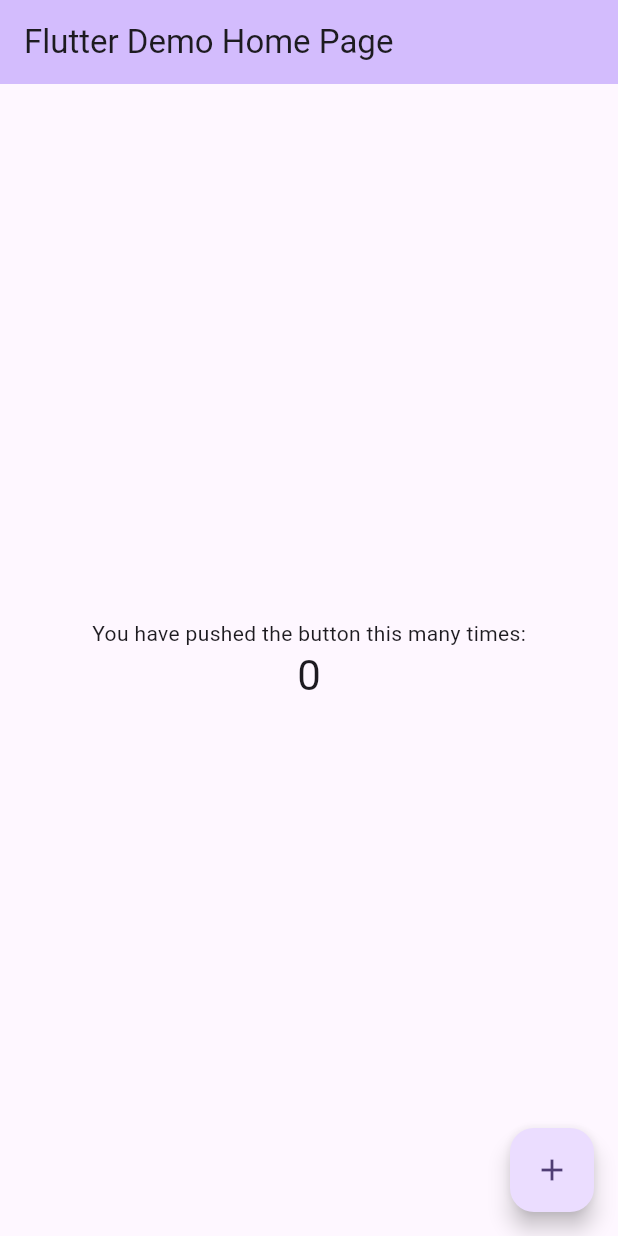
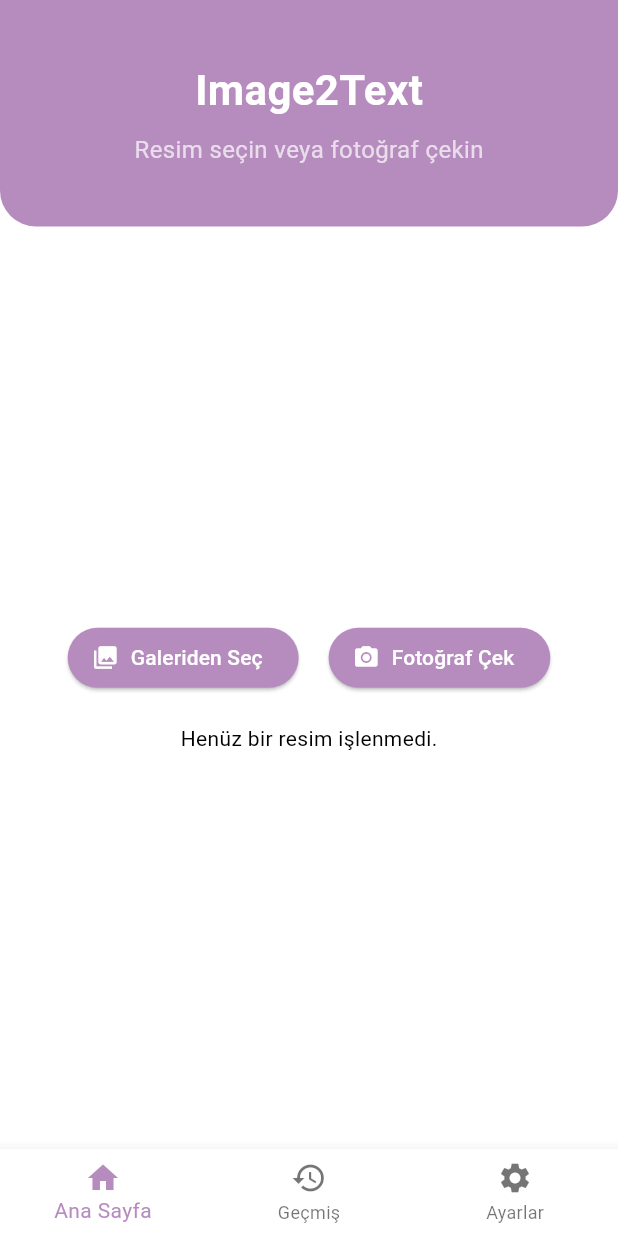
Before and after one commit to Efe-Eroglu/Image-Text-to-Text, a Flutter app: the screen it shows after launch, on a phone screen of 412 x 824 dp. Run offline on Flutter 3.47's test engine with Material 3 defaults, Android fonts, the phone set to English and light mode, and no system bars.

Commit message:
Update ui

```diff
--- a/lib/main.dart
+++ b/lib/main.dart
@@ -5,121 +5,160 @@ void main() {
 }
 
 class MyApp extends StatelessWidget {
-  const MyApp({super.key});
+  const MyApp({Key? key}) : super(key: key);
 
-  // This widget is the root of your application.
   @override
   Widget build(BuildContext context) {
     return MaterialApp(
-      title: 'Flutter Demo',
+      debugShowCheckedModeBanner: false,
+      title: 'Image2Text',
       theme: ThemeData(
-        // This is the theme of your application.
-        //
-        // TRY THIS: Try running your application with "flutter run". You'll see
-        // the application has a purple toolbar. Then, without quitting the app,
-        // try changing the seedColor in the colorScheme below to Colors.green
-        // and then invoke "hot reload" (save your changes or press the "hot
-        // reload" button in a Flutter-supported IDE, or press "r" if you used
-        // the command line to start the app).
-        //
-        // Notice that the counter didn't reset back to zero; the application
-        // state is not lost during the reload. To reset the state, use hot
-        // restart instead.
-        //
-        // This works for code too, not just values: Most code changes can be
-        // tested with just a hot reload.
-        colorScheme: ColorScheme.fromSeed(seedColor: Colors.deepPurple),
-        useMaterial3: true,
+        primaryColor: const Color(0xFFb68cbf),
+        colorScheme: ColorScheme.fromSwatch().copyWith(secondary: const Color(0xFFb68cbf)),
       ),
-      home: const MyHomePage(title: 'Flutter Demo Home Page'),
+      home: const Image2TextHomePage(),
     );
   }
 }
 
-class MyHomePage extends StatefulWidget {
-  const MyHomePage({super.key, required this.title});
-
-  // This widget is the home page of your application. It is stateful, meaning
-  // that it has a State object (defined below) that contains fields that affect
-  // how it looks.
-
-  // This class is the configuration for the state. It holds the values (in this
-  // case the title) provided by the parent (in this case the App widget) and
-  // used by the build method of the State. Fields in a Widget subclass are
-  // always marked "final".
-
-  final String title;
+class Image2TextHomePage extends StatefulWidget {
+  const Image2TextHomePage({Key? key}) : super(key: key);
 
   @override
-  State<MyHomePage> createState() => _MyHomePageState();
+  _Image2TextHomePageState createState() => _Image2TextHomePageState();
 }
 
-class _MyHomePageState extends State<MyHomePage> {
-  int _counter = 0;
+class _Image2TextHomePageState extends State<Image2TextHomePage> {
+  int _selectedIndex = 0; // Bottom Navigation'da seçili sayfa
+  String recognizedText = ''; // Model çıktısını burada göstereceğiz
+  bool isLoading = false; // Yükleme durumunu göstermek için
 
-  void _incrementCounter() {
+  void _onItemTapped(int index) {
     setState(() {
-      // This call to setState tells the Flutter framework that something has
-      // changed in this State, which causes it to rerun the build method below
-      // so that the display can reflect the updated values. If we changed
-      // _counter without calling setState(), then the build method would not be
-      // called again, and so nothing would appear to happen.
-      _counter++;
+      _selectedIndex = index;
     });
   }
 
   @override
   Widget build(BuildContext context) {
-    // This method is rerun every time setState is called, for instance as done
-    // by the _incrementCounter method above.
-    //
-    // The Flutter framework has been optimized to make rerunning build methods
-    // fast, so that you can just rebuild anything that needs updating rather
-    // than having to individually change instances of widgets.
     return Scaffold(
-      appBar: AppBar(
-        // TRY THIS: Try changing the color here to a specific color (to
-        // Colors.amber, perhaps?) and trigger a hot reload to see the AppBar
-        // change color while the other colors stay the same.
-        backgroundColor: Theme.of(context).colorScheme.inversePrimary,
-        // Here we take the value from the MyHomePage object that was created by
-        // the App.build method, and use it to set our appbar title.
-        title: Text(widget.title),
+      body: Column(
+        children: [
+          // Modern ve tam genişlikte header
+          Container(
+            width: double.infinity, // Header'ı tam genişlikte yapar
+            padding: const EdgeInsets.symmetric(horizontal: 16, vertical: 40),
+            decoration: const BoxDecoration(
+              color: Color(0xFFb68cbf),
+              borderRadius: BorderRadius.vertical(
+                bottom: Radius.circular(24),
               ),
-      body: Center(
-        // Center is a layout widget. It takes a single child and positions it
-        // in the middle of the parent.
+            ),
             child: Column(
-          // Column is also a layout widget. It takes a list of children and
-          // arranges them vertically. By default, it sizes itself to fit its
-          // children horizontally, and tries to be as tall as its parent.
-          //
-          // Column has various properties to control how it sizes itself and
-          // how it positions its children. Here we use mainAxisAlignment to
-          // center the children vertically; the main axis here is the vertical
-          // axis because Columns are vertical (the cross axis would be
-          // horizontal).
-          //
-          // TRY THIS: Invoke "debug painting" (choose the "Toggle Debug Paint"
-          // action in the IDE, or press "p" in the console), to see the
-          // wireframe for each widget.
-          mainAxisAlignment: MainAxisAlignment.center,
-          children: <Widget>[
-            const Text(
-              'You have pushed the button this many times:',
+              crossAxisAlignment: CrossAxisAlignment.center,
+              children: const [
+                Text(
+                  'Image2Text',
+                  style: TextStyle(
+                    color: Colors.white,
+                    fontSize: 28,
+                    fontWeight: FontWeight.bold,
                   ),
+                ),
+                SizedBox(height: 8),
                 Text(
-              '$_counter',
-              style: Theme.of(context).textTheme.headlineMedium,
+                  'Resim seçin veya fotoğraf çekin',
+                  style: TextStyle(
+                    color: Colors.white70,
+                    fontSize: 16,
+                  ),
                 ),
               ],
             ),
           ),
-      floatingActionButton: FloatingActionButton(
-        onPressed: _incrementCounter,
-        tooltip: 'Increment',
-        child: const Icon(Icons.add),
-      ), // This trailing comma makes auto-formatting nicer for build methods.
+
+          Expanded(
+            child: Padding(
+              padding: const EdgeInsets.all(16.0),
+              child: Column(
+                mainAxisAlignment: MainAxisAlignment.center,
+                children: [
+                  // Görüntü alma butonları
+                  Row(
+                    mainAxisAlignment: MainAxisAlignment.center,
+                    children: [
+                      ElevatedButton.icon(
+                        icon: const Icon(Icons.photo_library),
+                        label: const Text('Galeriden Seç'),
+                        style: ElevatedButton.styleFrom(
+                          backgroundColor: const Color(0xFFb68cbf), // 'primary' yerine 'backgroundColor' kullanılıyor
+                          foregroundColor: Colors.white, // 'onPrimary' yerine 'foregroundColor' kullanılıyor
+                        ),
+                        onPressed: () {
+                          // Galeriden resim seçme fonksiyonu burada olacak
+                        },
+                      ),
+                      const SizedBox(width: 20),
+                      ElevatedButton.icon(
+                        icon: const Icon(Icons.camera_alt),
+                        label: const Text('Fotoğraf Çek'),
+                        style: ElevatedButton.styleFrom(
+                          backgroundColor: const Color(0xFFb68cbf), // 'primary' yerine 'backgroundColor' kullanılıyor
+                          foregroundColor: Colors.white, // 'onPrimary' yerine 'foregroundColor' kullanılıyor
+                        ),
+                        onPressed: () {
+                          // Kamera açma fonksiyonu burada olacak
+                        },
+                      ),
+                    ],
+                  ),
+                  const SizedBox(height: 20),
+
+                  // Seçilen resim veya yükleme durumu
+                  isLoading
+                      ? const CircularProgressIndicator(color: Color(0xFFb68cbf)) // Yükleme durumunu gösterir
+                      : recognizedText.isNotEmpty
+                          ? Column(
+                              children: [
+                                const Text(
+                                  'Tanımlanan Metin:',
+                                  style: TextStyle(fontSize: 16, fontWeight: FontWeight.bold),
+                                ),
+                                const SizedBox(height: 10),
+                                Text(
+                                  recognizedText,
+                                  textAlign: TextAlign.center,
+                                ),
+                              ],
+                            )
+                          : const Text('Henüz bir resim işlenmedi.'),
+                ],
+              ),
+            ),
+          ),
+        ],
+      ),
+
+      // Bottom Navigation Bar
+      bottomNavigationBar: BottomNavigationBar(
+        items: const <BottomNavigationBarItem>[
+          BottomNavigationBarItem(
+            icon: Icon(Icons.home),
+            label: 'Ana Sayfa',
+          ),
+          BottomNavigationBarItem(
+            icon: Icon(Icons.history),
+            label: 'Geçmiş',
+          ),
+          BottomNavigationBarItem(
+            icon: Icon(Icons.settings),
+            label: 'Ayarlar',
+          ),
+        ],
+        currentIndex: _selectedIndex,
+        selectedItemColor: const Color(0xFFb68cbf),
+        onTap: _onItemTapped,
+      ),
     );
   }
 }
--- a/pubspec.yaml
+++ b/pubspec.yaml
@@ -30,7 +30,7 @@ environment:
 dependencies:
   flutter:
     sdk: flutter
-
+  image_picker: ^0.8.4+3
 
   # The following adds the Cupertino Icons font to your application.
   # Use with the CupertinoIcons class for iOS style icons.
```
Also changed, not shown: pubspec.lock, 6 other files. Lines whose indentation alone changed are shown as unchanged.
